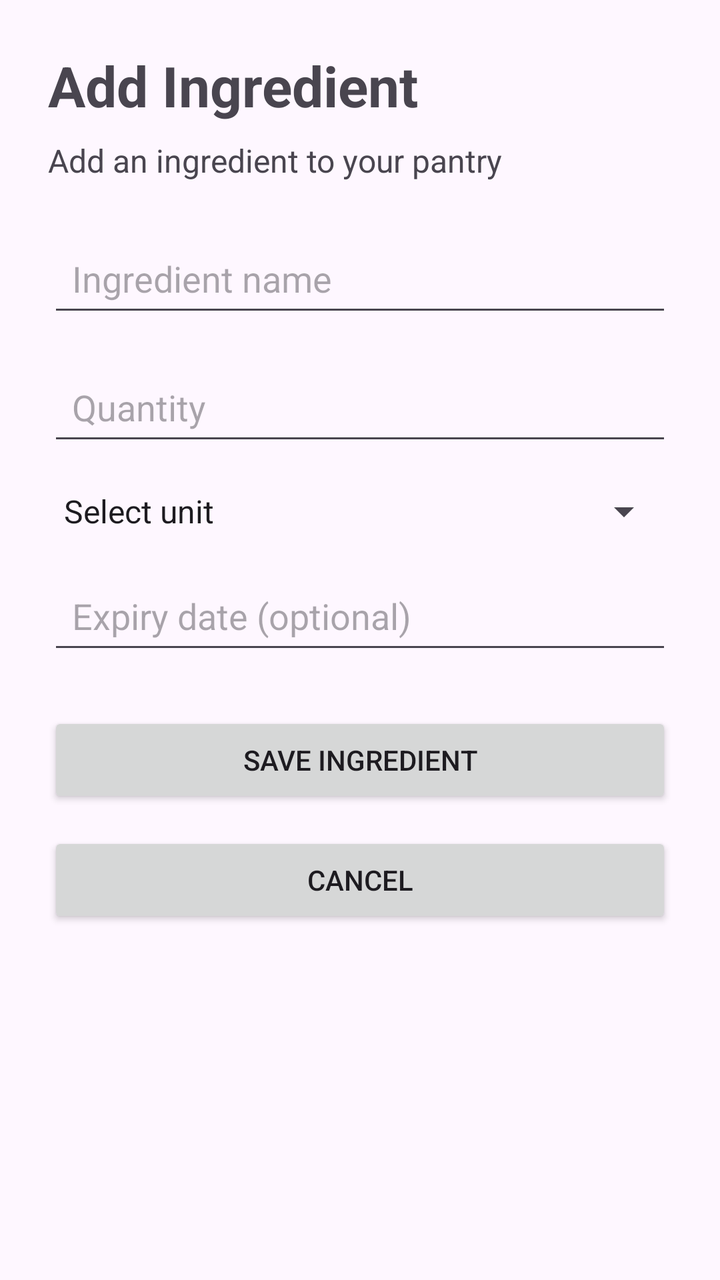
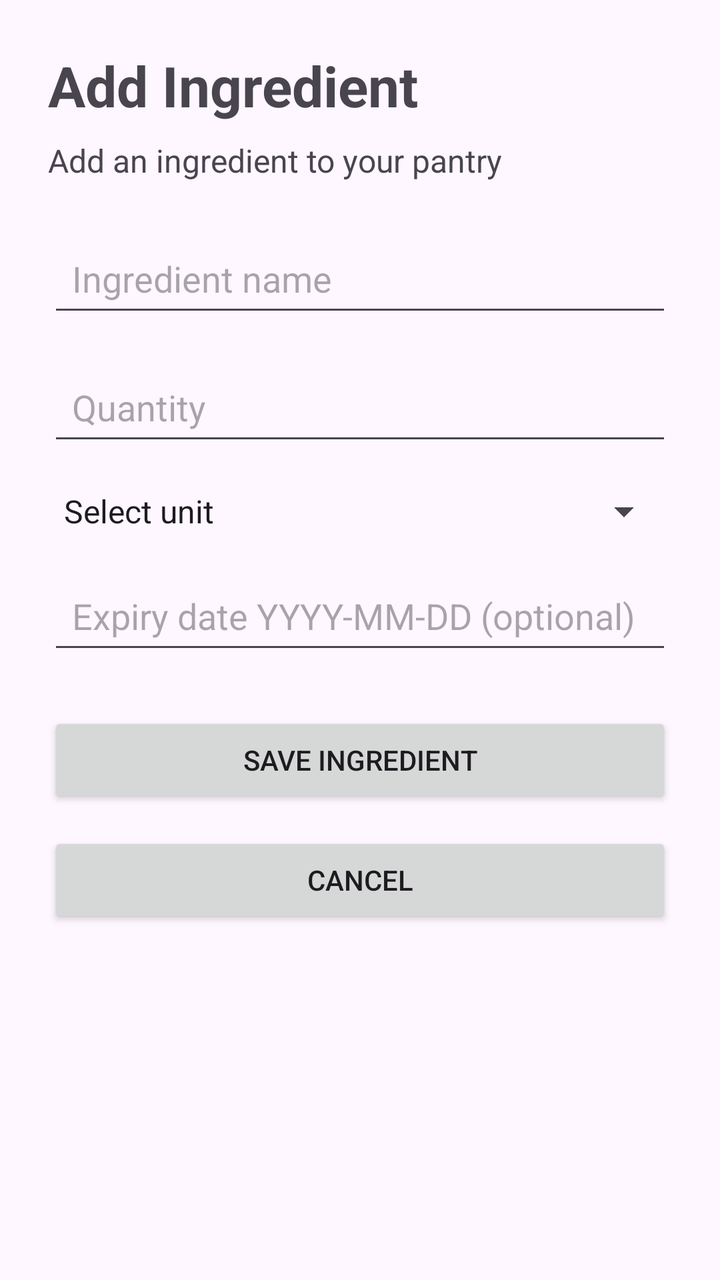

The first picture is an Android layout as it rendered before a commit; the second is the same layout after the commit. The layout source and the unified diff follow.
<!-- AndroidManifest.xml: application theme Theme.SmartPantryManager -->
<!-- res/layout/activity_add_ingredient.xml -->
<?xml version="1.0" encoding="utf-8"?>
<ScrollView xmlns:android="http://schemas.android.com/apk/res/android"
    android:layout_width="match_parent"
    android:layout_height="match_parent">

    <LinearLayout
        android:layout_width="match_parent"
        android:layout_height="wrap_content"
        android:orientation="vertical"
        android:padding="24dp">

        <TextView
            android:layout_width="match_parent"
            android:layout_height="wrap_content"
            android:text="Add Ingredient"
            android:textSize="28sp"
            android:textStyle="bold"
            android:layout_marginBottom="8dp" />

        <TextView
            android:layout_width="match_parent"
            android:layout_height="wrap_content"
            android:text="Add an ingredient to your pantry"
            android:textSize="16sp"
            android:layout_marginBottom="24dp" />

        <EditText
            android:id="@+id/etIngredientName"
            android:layout_width="match_parent"
            android:layout_height="wrap_content"
            android:hint="Ingredient name"
            android:inputType="textCapSentences"
            android:padding="12dp"
            android:layout_marginBottom="16dp" />

        <EditText
            android:id="@+id/etQuantity"
            android:layout_width="match_parent"
            android:layout_height="wrap_content"
            android:hint="Quantity"
            android:inputType="numberDecimal"
            android:padding="12dp"
            android:layout_marginBottom="16dp" />

        <Spinner
            android:id="@+id/spinnerUnit"
            android:layout_width="match_parent"
            android:layout_height="wrap_content"
            android:layout_marginBottom="16dp"
            android:entries="@array/unit_options" />

        <EditText
            android:id="@+id/etExpiryDate"
            android:layout_width="match_parent"
            android:layout_height="wrap_content"
            android:hint="Expiry date (optional)"
            android:inputType="date"
            android:padding="12dp"
            android:layout_marginBottom="24dp" />

        <Button
            android:id="@+id/btnSaveIngredient"
            android:layout_width="match_parent"
            android:layout_height="wrap_content"
            android:text="Save Ingredient"
            android:layout_marginBottom="12dp" />

        <Button
            android:id="@+id/btnCancel"
            android:layout_width="match_parent"
            android:layout_height="wrap_content"
            android:text="Cancel" />

    </LinearLayout>

</ScrollView>
<!-- resources referenced by this layout -->
<resources>
  <string-array name="unit_options">
          <item>Select unit</item>
          <item>pieces</item>
          <item>grams</item>
          <item>kilograms</item>
          <item>millilitres</item>
          <item>litres</item>
          <item>cups</item>
          <item>tablespoons</item>
          <item>teaspoons</item>
      </string-array>
  <style name="Theme.SmartPantryManager" parent="Base.Theme.SmartPantryManager" />
  <style name="Base.Theme.SmartPantryManager" parent="Theme.Material3.DayNight.NoActionBar">
          
          
      </style>
</resources>

<!-- the commit's change to res/layout/activity_add_ingredient.xml (unified diff, before → after) -->
@@ -10,6 +10,7 @@
         android:padding="24dp">
 
         <TextView
+            android:id="@+id/tvFormTitle"
             android:layout_width="match_parent"
             android:layout_height="wrap_content"
             android:text="Add Ingredient"
@@ -18,6 +19,7 @@
             android:layout_marginBottom="8dp" />
 
         <TextView
+            android:id="@+id/tvFormSubtitle"
             android:layout_width="match_parent"
             android:layout_height="wrap_content"
             android:text="Add an ingredient to your pantry"
@@ -53,7 +55,7 @@
             android:id="@+id/etExpiryDate"
             android:layout_width="match_parent"
             android:layout_height="wrap_content"
-            android:hint="Expiry date (optional)"
+            android:hint="Expiry date YYYY-MM-DD (optional)"
             android:inputType="date"
             android:padding="12dp"
             android:layout_marginBottom="24dp" />
